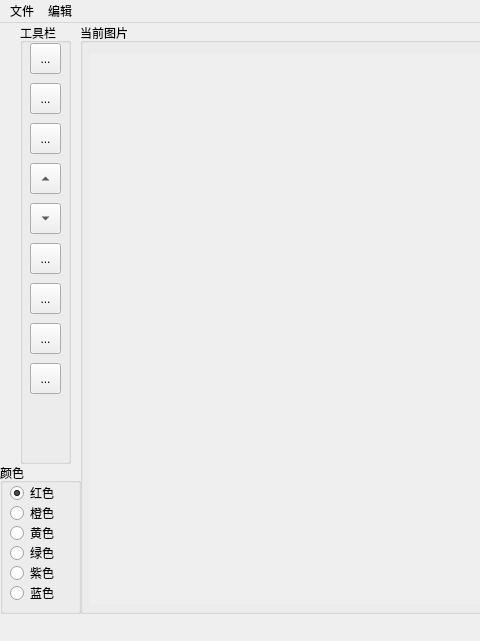
Qt form label2d.ui (Lucius-lsr/LabelMePlus) before a commit; both pictures show x 0 to 480 and y 0 to 641 of the 830 by 641 pixel window.
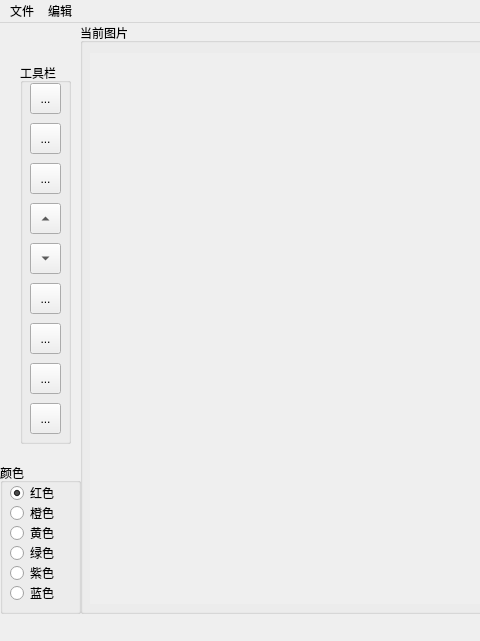
The same form after that commit. Icons and pictures are not drawn.

Diff of the .ui file:
```diff
--- a/label2d.ui
+++ b/label2d.ui
@@ -172,9 +172,9 @@
     <property name="geometry">
      <rect>
       <x>20</x>
-      <y>0</y>
+      <y>40</y>
       <width>51</width>
-      <height>441</height>
+      <height>381</height>
      </rect>
     </property>
     <property name="title">
```
Left out of the diff: 2 changed lines with no effect on the pictures.
